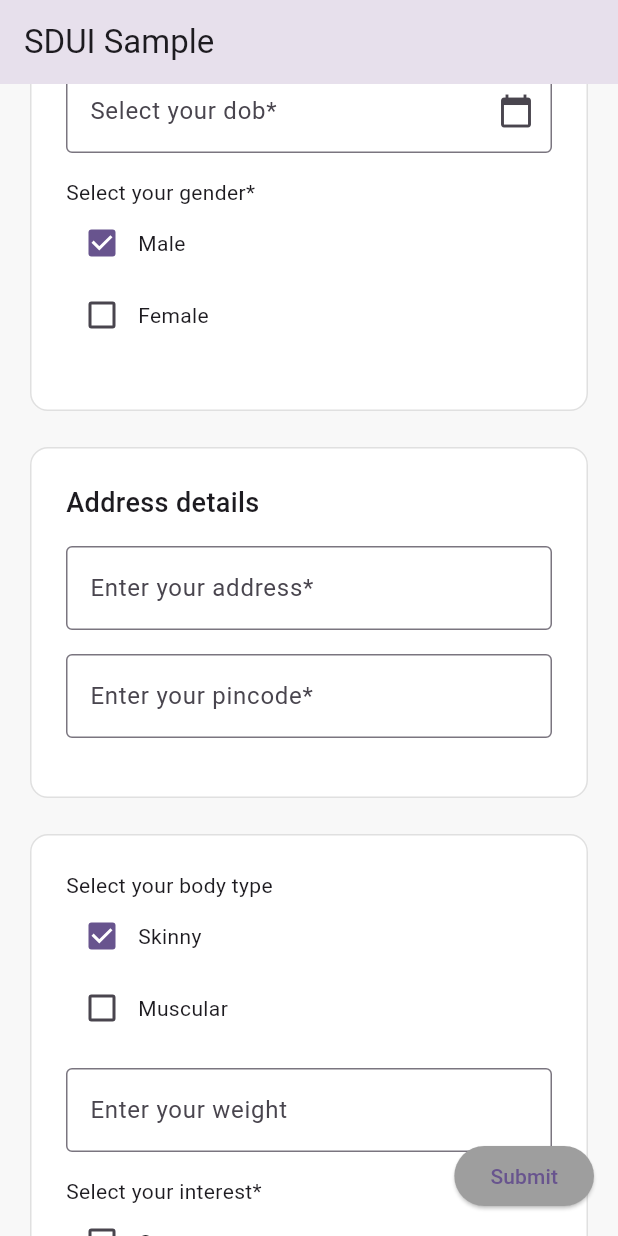
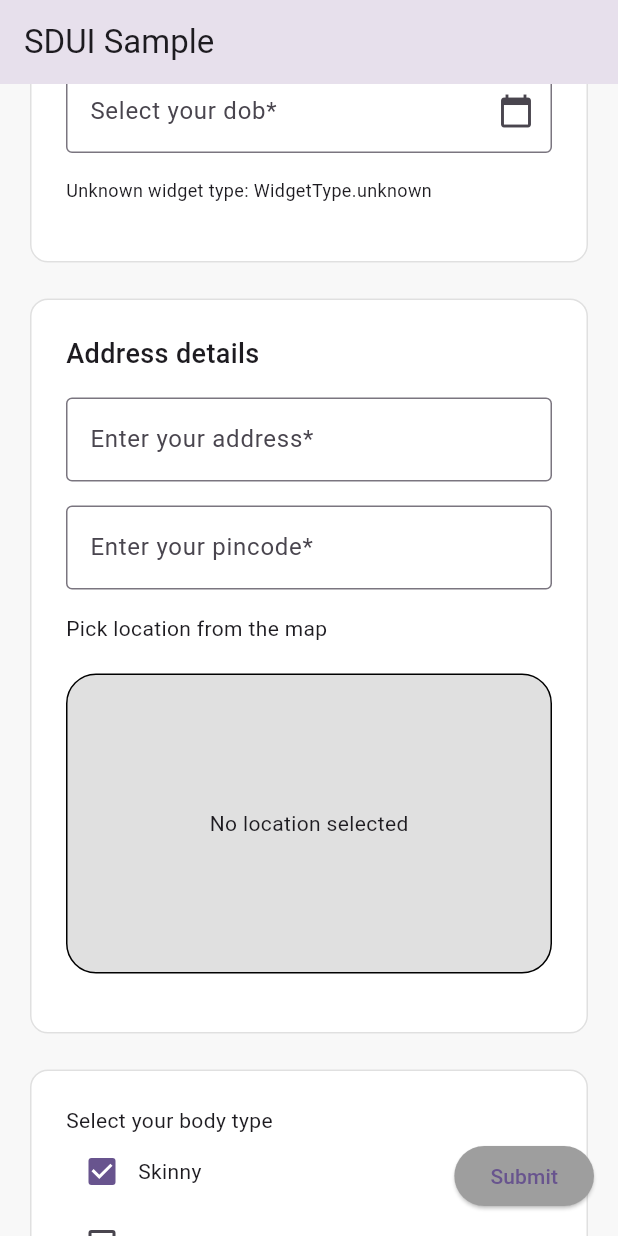
Before and after one commit to dev-naiksan/sdui-sample-flutter, a Flutter app: the screen it shows after launch, scrolled down 576 dp, on a phone screen of 412 x 824 dp. Run offline on Flutter 3.47's test engine with Material 3 defaults, Android fonts, the phone set to English and light mode, and no system bars; drawn by our look-alikes of scrollable_positioned_list; our stand-ins replace another_flushbar, flutter_highlight.

Commit message:
Pick location implementation

```diff
--- a/lib/models/error_model.dart
+++ b/lib/models/error_model.dart
@@ -24,3 +24,9 @@ class PasswordConfirmationError extends FieldError {
 
   PasswordConfirmationError(this.value1, this.value2);
 }
+
+class PickLocationError extends FieldError {
+  final String? value;
+
+  PickLocationError(this.value);
+}
--- a/lib/models/notifications.dart
+++ b/lib/models/notifications.dart
@@ -74,3 +74,20 @@ class SelectionWidgetNotification extends FieldNotification {
     return 'TextFieldWidgetNotification(key=$key, value=$value)';
   }
 }
+
+class PickLocationNotification extends FieldNotification {
+  @override
+  final String key;
+  @override
+  final PickLocationValue value;
+
+  PickLocationNotification({
+    required this.key,
+    required this.value,
+  });
+
+  @override
+  String toString() {
+    return 'PickLocationNotification(key=$key, value=$value)';
+  }
+}
--- /dev/null
+++ b/lib/models/picked_location.dart
@@ -0,0 +1,6 @@
+class PickedLocation {
+  final double latitude;
+  final double longitude;
+
+  PickedLocation(this.latitude, this.longitude);
+}
--- a/lib/models/widget_model.dart
+++ b/lib/models/widget_model.dart
@@ -1,6 +1,28 @@
+import 'package:collection/collection.dart';
 import 'package:intl/intl.dart';
 import 'package:sdui_flutter_sample/extensions.dart';
 import 'package:sdui_flutter_sample/models/error_model.dart';
+import 'package:sdui_flutter_sample/models/picked_location.dart';
+
+enum WidgetType {
+  text('text'),
+  textField('text_field'),
+  localSelection('local_selection'),
+  remoteSelection('remote_selection'),
+  confirmPassword('password_confirmation'),
+  dateField('date_field'),
+  pickLocation('pick_location'),
+  unknown("unknown");
+
+  final String value;
+
+  const WidgetType(this.value);
+
+  factory WidgetType.fromRaw(String raw) {
+    return WidgetType.values.firstWhereOrNull((e) => e.value == raw) ??
+        WidgetType.unknown;
+  }
+}
 
 sealed class FieldModel {
   String get key;
@@ -18,21 +40,23 @@ sealed class FieldModel {
   void setError(covariant FieldError? e);
 
   static FieldModel fromJson(Map<String, dynamic> json) {
-    final type = json['type'];
+    final type = WidgetType.fromRaw(json['type']);
     switch (type) {
-      case TextFieldModel.widgetType:
+      case WidgetType.text:
+        return TextModel.fromJson(json);
+      case WidgetType.textField:
         return TextFieldModel.fromJson(json);
-      case SelectionModel.widgetType:
+      case WidgetType.localSelection:
         return SelectionModel.fromJson(json);
-      case RemoteSelectionModel.widgetType:
+      case WidgetType.remoteSelection:
         return RemoteSelectionModel.fromJson(json);
-      case TextModel.widgetType:
-        return TextModel.fromJson(json);
-      case PasswordConfirmationModel.widgetType:
+      case WidgetType.confirmPassword:
         return PasswordConfirmationModel.fromJson(json);
-      case DateFieldModel.widgetType:
+      case WidgetType.dateField:
         return DateFieldModel.fromJson(json);
-      default:
+      case WidgetType.pickLocation:
+        return PickLocationModel.fromJson(json);
+      case WidgetType.unknown:
         return TextModel(
           key: 'unknown',
           defaultValue: TextValue('Unknown widget type: $type'),
@@ -86,7 +110,6 @@ class PasswordConfirmationValue extends FieldValue<String> {
 enum TextFieldType { text, email, integer, decimal, password }
 
 class TextFieldModel extends FieldModel {
-  static const widgetType = 'text_field';
 
   @override
   final String key;
@@ -193,7 +216,6 @@ class SelectionValue extends FieldValue<Set<OptionModel>> {
 }
 
 class SelectionModel extends FieldModel {
-  static const widgetType = 'selection';
 
   @override
   final String key;
@@ -260,7 +282,6 @@ class SelectionModel extends FieldModel {
 }
 
 class RemoteSelectionModel extends FieldModel {
-  static const widgetType = 'remote_selection';
 
   @override
   final String key;
@@ -362,7 +383,6 @@ class TextValue extends FieldValue<String> {
 enum TextType { title, subtitle, body }
 
 class TextModel extends FieldModel {
-  static const widgetType = 'text';
 
   @override
   final String key;
@@ -522,3 +542,78 @@ class DateFieldModel extends FieldModel {
   @override
   bool get isDisplayField => false;
 }
+
+class PickLocationValue extends FieldValue<PickedLocation?> {
+  @override
+  PickedLocation? value;
+
+  PickLocationValue(this.value);
+
+  @override
+  String get raw =>
+      value == null ? "" : "(${value!.latitude},${value!.longitude})";
+}
+
+class PickLocationModel extends FieldModel {
+  static const widgetType = 'pick_location';
+
+  @override
+  final String key;
+  final String placeholder;
+  @override
+  final PickLocationValue defaultValue;
+
+  @override
+  final bool mandatory;
+
+  @override
+  final int groupId;
+
+  PickLocationError? _error;
+
+  @override
+  void setError(PickLocationError? e) {
+    _error = e;
+  }
+
+  static PickLocationValue _getValueFromRaw(String? raw) {
+    if (raw == null) {
+      return PickLocationValue(null);
+    }
+    try {
+      //raw has this form -> 12.34,56.78
+      final list = raw.split(",");
+      final latitude = double.parse(list.first);
+      final longitude = double.parse(list.last);
+      return PickLocationValue(
+        PickedLocation(latitude, longitude),
+      );
+    } catch (_) {
+      return PickLocationValue(null);
+    }
+  }
+
+  factory PickLocationModel.fromJson(Map<String, dynamic> json) {
+    return PickLocationModel(
+      key: json['key'],
+      placeholder: json['placeholder'],
+      defaultValue: _getValueFromRaw(json['initial_value']),
+      mandatory: json['mandatory'] == true,
+      groupId: json['group_id'],
+    );
+  }
+
+  PickLocationModel({
+    required this.key,
+    required this.placeholder,
+    required this.defaultValue,
+    required this.mandatory,
+    required this.groupId,
+  });
+
+  @override
+  PickLocationError? get error => _error;
+
+  @override
+  bool get isDisplayField => false;
+}
--- a/lib/validation_utils.dart
+++ b/lib/validation_utils.dart
@@ -79,6 +79,14 @@ class ValidationUtils {
     }
     return null;
   }
+
+  static PickLocationError? validateLocation(
+      PickLocationModel model, PickLocationValue result) {
+    if (result.value == null) {
+      return PickLocationError('Select location from map');
+    }
+    return null;
+  }
 }
 
 class PasswordValidator {
--- a/lib/widgets/date_field.dart
+++ b/lib/widgets/date_field.dart
@@ -3,7 +3,6 @@ import 'package:intl/intl.dart';
 import 'package:sdui_flutter_sample/models/error_model.dart';
 import 'package:sdui_flutter_sample/models/widget_model.dart';
 
-import '../form/form_notifier.dart';
 import '../models/notifications.dart';
 
 Future<DateTime?> _selectDate(
--- a/lib/widgets/mapper_widget.dart
+++ b/lib/widgets/mapper_widget.dart
@@ -2,6 +2,7 @@ import 'package:flutter/cupertino.dart';
 import 'package:sdui_flutter_sample/models/error_model.dart';
 import 'package:sdui_flutter_sample/widgets/dropdown_widget.dart';
 import 'package:sdui_flutter_sample/widgets/password_confirmaton_field_widget.dart';
+import 'package:sdui_flutter_sample/widgets/pick_location_widget.dart';
 import 'package:sdui_flutter_sample/widgets/remote_dropdown_widget.dart';
 import 'package:sdui_flutter_sample/widgets/selection_widget.dart';
 import 'package:sdui_flutter_sample/widgets/text_field_widget.dart';
@@ -74,6 +75,13 @@ class MapperWidget extends StatelessWidget {
           fieldValue: value,
           error: error as DateFieldError?,
         );
+      case PickLocationModel():
+        PickLocationValue value = values[model.key] as PickLocationValue;
+        return PickLocationWidget(
+          model: m,
+          fieldValue: value,
+          error: error as PickLocationError?,
+        );
     }
   }
 }
--- /dev/null
+++ b/lib/widgets/pick_location_widget.dart
@@ -0,0 +1,191 @@
+import 'dart:math';
+
+import 'package:flutter/material.dart';
+import 'package:sdui_flutter_sample/models/error_model.dart';
+import 'package:sdui_flutter_sample/models/picked_location.dart';
+import 'package:sdui_flutter_sample/models/widget_model.dart';
+
+import '../models/notifications.dart';
+
+class PickLocationWidget extends StatelessWidget {
+  final PickLocationModel model;
+  final PickLocationValue fieldValue;
+  final PickLocationError? error;
+
+  const PickLocationWidget({
+    super.key,
+    required this.model,
+    required this.fieldValue,
+    required this.error,
+  });
+
+  @override
+  Widget build(BuildContext context) {
+    final errorValue = error?.value;
+    return Column(
+      crossAxisAlignment: CrossAxisAlignment.start,
+      children: [
+        Text(model.placeholder),
+        const SizedBox(height: 20),
+        InkWell(
+          onTap: () async {
+            final location = await Navigator.of(context)
+                .push(MaterialPageRoute<PickedLocation?>(builder: (_) {
+              return PickLocationScreen(lastLocation: fieldValue.value);
+            }));
+            if (!context.mounted) return;
+            if (location != null) {
+              PickLocationNotification(
+                key: model.key,
+                value: PickLocationValue(location),
+              ).dispatch(context);
+            }
+          },
+          child: Container(
+            decoration: BoxDecoration(
+              color: Colors.black12,
+              border: Border.all(width: 1),
+              borderRadius: BorderRadius.circular(20.0),
+            ),
+            height: 200,
+            child: ClipRRect(
+              borderRadius: BorderRadius.circular(20.0),
+              child: Center(
+                child: _buildMap(fieldValue),
+              ),
+            ),
+          ),
+        ),
+        if (errorValue != null)
+          Text(errorValue,
+              style: Theme.of(context)
+                  .textTheme
+                  .labelSmall
+                  ?.copyWith(color: Colors.red)),
+      ],
+    );
+  }
+
+  Widget _buildMap(PickLocationValue value) {
+    final latLng = value.value;
+    if (latLng == null) {
+      return const Text('No location selected');
+    } else {
+      return Stack(
+        children: [
+          Image.asset(
+            'assets/images/map.jpg',
+            fit: BoxFit.cover,
+            height: double.maxFinite,
+            width: double.maxFinite,
+          ),
+          Center(
+            child: Column(
+              mainAxisSize: MainAxisSize.min,
+              children: <Widget>[
+                const Icon(Icons.location_pin),
+                const SizedBox(height: 12),
+                Text('${latLng.latitude}, ${latLng.longitude}'),
+              ],
+            ),
+          ),
+        ],
+      );
+    }
+  }
+}
+
+class PickLocationScreen extends StatefulWidget {
+  final PickedLocation? lastLocation;
+
+  const PickLocationScreen({super.key, required this.lastLocation});
+
+  @override
+  State<PickLocationScreen> createState() => _PickLocationScreenState();
+}
+
+class _PickLocationScreenState extends State<PickLocationScreen> {
+  PickedLocation? _location;
+
+  @override
+  void initState() {
+    _location = widget.lastLocation;
+    super.initState();
+  }
+
+  @override
+  Widget build(BuildContext context) {
+    final loc = _location;
+    return Scaffold(
+      appBar: AppBar(
+        title: const Text('Choose location on map'),
+      ),
+      floatingActionButton: FloatingActionButton(
+        onPressed: () {
+          if (_location != null) Navigator.pop(context, _location);
+        },
+        child: const Icon(Icons.check),
+      ),
+      body: SizedBox(
+        width: double.maxFinite,
+        height: double.maxFinite,
+        child: Stack(
+          children: [
+            Image.asset(
+              'assets/images/map.jpg',
+              fit: BoxFit.cover,
+              height: double.maxFinite,
+              width: double.maxFinite,
+            ),
+            Center(
+              child: InkWell(
+                onTap: () {
+                  setState(() {
+                    _location = generateRandomLocation();
+                  });
+                },
+                child: Container(
+                  color: Colors.white.withOpacity(0.8),
+                  padding: const EdgeInsets.all(14.0),
+                  child: Column(
+                    mainAxisSize: MainAxisSize.min,
+                    children: [
+                      if (loc != null)
+                        Column(
+                          crossAxisAlignment: CrossAxisAlignment.center,
+                          children: [
+                            const Icon(Icons.pin_drop_rounded),
+                            Text('${loc.latitude}, ${loc.longitude}'),
+                          ],
+                        ),
+                      const SizedBox(height: 24),
+                      const Text('Tap to change location')
+                    ],
+                  ),
+                ),
+              ),
+            ),
+          ],
+        ),
+      ),
+    );
+  }
+
+  PickedLocation generateRandomLocation() {
+    const double minLat = -90;
+    const double maxLat = 90;
+    const double minLng = -180;
+    const double maxLng = 180;
+
+    final random = Random();
+    final latitude = truncate(minLat + random.nextDouble() * (maxLat - minLat));
+    final longitude =
+        truncate(minLng + random.nextDouble() * (maxLng - minLng));
+    return PickedLocation(latitude, longitude);
+  }
+
+  double truncate(double value, {int decimalPlaces = 5}) {
+    final mod = pow(10.0, decimalPlaces);
+    return (value * mod).truncateToDouble() / mod;
+  }
+}
--- a/pubspec.yaml
+++ b/pubspec.yaml
@@ -66,6 +66,7 @@ flutter:
 
   assets:
     - assets/json/
+    - assets/images/
 
   # An image asset can refer to one or more resolution-specific "variants", see
   # https://flutter.dev/assets-and-images/#resolution-aware
```
Also changed, not shown: assets/json/sample_response.json (+14 -5 lines), lib/form/form_notifier.dart (+6 -2 lines), assets/images/map.jpg (added).
